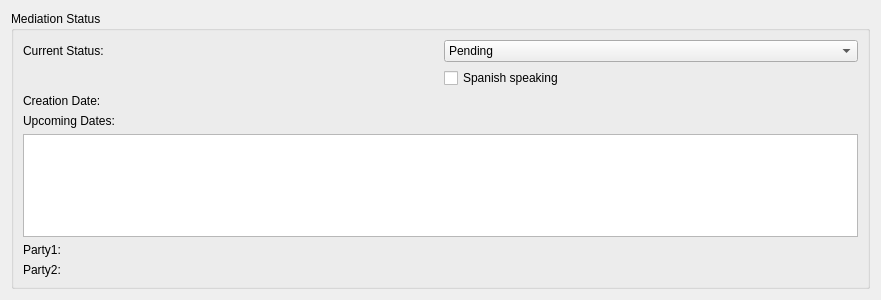
Above: drc/gui/mediationprocessstatusform.ui from lansdon/cpts483_drc before the change. Below: the same form after it.
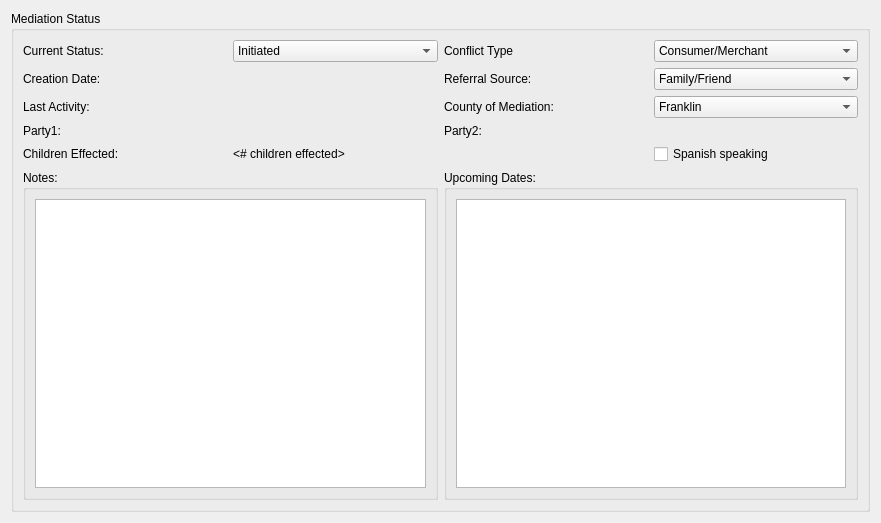
That is the form after the change.

Commit message: Update enums in drctypes.h.  Added GetString() functions for all enumerations. Updated Mediation Process Overview form.

```diff
--- a/drc/gui/mediationprocessstatusform.ui
+++ b/drc/gui/mediationprocessstatusform.ui
@@ -7,7 +7,7 @@
     <x>0</x>
     <y>0</y>
     <width>881</width>
-    <height>300</height>
+    <height>523</height>
    </rect>
   </property>
   <property name="windowTitle">
@@ -20,32 +20,18 @@
       <string>Mediation Status</string>
      </property>
      <layout class="QGridLayout" name="gridLayout_2">
-      <item row="3" column="0">
-       <widget class="QLabel" name="label_3">
+      <item row="3" column="1">
+       <widget class="QLabel" name="party1Fullname">
         <property name="text">
-         <string>Upcoming Dates:</string>
+         <string>&lt;fullname here&gt;</string>
         </property>
        </widget>
       </item>
-      <item row="2" column="1">
-       <widget class="QLabel" name="createdDateLabel">
-        <property name="text">
-         <string>&lt;date&gt;</string>
-        </property>
-       </widget>
-      </item>
-      <item row="5" column="0">
-       <widget class="QLabel" name="label_4">
-        <property name="text">
-         <string>Party1:</string>
-        </property>
-       </widget>
-      </item>
-      <item row="0" column="1">
-       <widget class="QComboBox" name="statusComboBox">
+      <item row="0" column="3">
+       <widget class="QComboBox" name="conflictComboBox">
         <item>
          <property name="text">
-          <string>Pending</string>
+          <string>Consumer/Merchant</string>
          </property>
         </item>
         <item>
@@ -70,51 +56,260 @@
         </item>
        </widget>
       </item>
-      <item row="6" column="0">
-       <widget class="QLabel" name="label_6">
+      <item row="3" column="2">
+       <widget class="QLabel" name="_party2Label">
         <property name="text">
          <string>Party2:</string>
         </property>
        </widget>
       </item>
-      <item row="6" column="1">
+      <item row="3" column="3">
        <widget class="QLabel" name="party2Fullname">
         <property name="text">
          <string>&lt;fullname here&gt;</string>
         </property>
        </widget>
       </item>
-      <item row="4" column="0" colspan="2">
-       <widget class="QTableWidget" name="upcomingDateTable"/>
+      <item row="0" column="1">
+       <widget class="QComboBox" name="statusComboBox">
+        <item>
+         <property name="text">
+          <string>Initiated</string>
+         </property>
+        </item>
+        <item>
+         <property name="text">
+          <string>Scheduled</string>
+         </property>
+        </item>
+        <item>
+         <property name="text">
+          <string>Outcome Reached</string>
+         </property>
+        </item>
+        <item>
+         <property name="text">
+          <string>Outcome Not Reached</string>
+         </property>
+        </item>
+       </widget>
       </item>
-      <item row="5" column="1">
-       <widget class="QLabel" name="party1Fullname">
+      <item row="1" column="2">
+       <widget class="QLabel" name="_referralLabel">
         <property name="text">
-         <string>&lt;fullname here&gt;</string>
+         <string>Referral Source:</string>
+        </property>
+       </widget>
+      </item>
+      <item row="6" column="0" colspan="2">
+       <widget class="QGroupBox" name="groupBox_3">
+        <property name="title">
+         <string>Notes:</string>
+        </property>
+        <layout class="QGridLayout" name="gridLayout_4">
+         <item row="0" column="0">
+          <widget class="QListWidget" name="notesListWidget"/>
+         </item>
+        </layout>
+       </widget>
+      </item>
+      <item row="0" column="0">
+       <widget class="QLabel" name="_currentStatusLabel">
+        <property name="text">
+         <string>Current Status:</string>
+        </property>
+       </widget>
+      </item>
+      <item row="6" column="2" colspan="2">
+       <widget class="QGroupBox" name="groupBox_2">
+        <property name="title">
+         <string>Upcoming Dates:</string>
+        </property>
+        <layout class="QGridLayout" name="gridLayout_3">
+         <item row="0" column="0">
+          <widget class="QListWidget" name="updcomingDatesList"/>
+         </item>
+        </layout>
+       </widget>
+      </item>
+      <item row="2" column="3">
+       <widget class="QComboBox" name="countyComboBox">
+        <item>
+         <property name="text">
+          <string>Franklin</string>
+         </property>
+        </item>
+        <item>
+         <property name="text">
+          <string>Benton</string>
+         </property>
+        </item>
+        <item>
+         <property name="text">
+          <string>Grant</string>
+         </property>
+        </item>
+        <item>
+         <property name="text">
+          <string>Adams</string>
+         </property>
+        </item>
+        <item>
+         <property name="text">
+          <string>Other</string>
+         </property>
+        </item>
+       </widget>
+      </item>
+      <item row="3" column="0">
+       <widget class="QLabel" name="party1Label">
+        <property name="text">
+         <string>Party1:</string>
+        </property>
+       </widget>
+      </item>
+      <item row="1" column="3">
+       <widget class="QComboBox" name="referralComboBox">
+        <item>
+         <property name="text">
+          <string>Family/Friend</string>
+         </property>
+        </item>
+        <item>
+         <property name="text">
+          <string>Attorney</string>
+         </property>
+        </item>
+        <item>
+         <property name="text">
+          <string>Legal Services</string>
+         </property>
+        </item>
+        <item>
+         <property name="text">
+          <string>Return Client</string>
+         </property>
+        </item>
+        <item>
+         <property name="text">
+          <string>Private Agency</string>
+         </property>
+        </item>
+        <item>
+         <property name="text">
+          <string>Courts</string>
+         </property>
+        </item>
+        <item>
+         <property name="text">
+          <string>Court Solicited</string>
+         </property>
+        </item>
+        <item>
+         <property name="text">
+          <string>Law Enforcement</string>
+         </property>
+        </item>
+        <item>
+         <property name="text">
+          <string>DCFS JJC Govt Agency</string>
+         </property>
+        </item>
+        <item>
+         <property name="text">
+          <string>Attorney Generals Office</string>
+         </property>
+        </item>
+        <item>
+         <property name="text">
+          <string>Presentation Training</string>
+         </property>
+        </item>
+        <item>
+         <property name="text">
+          <string>Advertising</string>
+         </property>
+        </item>
+        <item>
+         <property name="text">
+          <string>Phonebook</string>
+         </property>
+        </item>
+        <item>
+         <property name="text">
+          <string>Internet</string>
+         </property>
+        </item>
+        <item>
+         <property name="text">
+          <string>Other/None</string>
+         </property>
+        </item>
+       </widget>
+      </item>
+      <item row="2" column="2">
+       <widget class="QLabel" name="_countyLabel">
+        <property name="text">
+         <string>County of Mediation:</string>
+        </property>
+       </widget>
+      </item>
+      <item row="0" column="2">
+       <widget class="QLabel" name="_conflictLabel">
+        <property name="text">
+         <string>Conflict Type</string>
+        </property>
+       </widget>
+      </item>
+      <item row="1" column="0">
+       <widget class="QLabel" name="_creationLabel">
+        <property name="text">
+         <string>Creation Date:</string>
         </property>
        </widget>
       </item>
       <item row="1" column="1">
+       <widget class="QLabel" name="createdDateLabel">
+        <property name="text">
+         <string>&lt;date&gt;</string>
+        </property>
+       </widget>
+      </item>
+      <item row="2" column="0">
+       <widget class="QLabel" name="lastActivityLabel">
+        <property name="text">
+         <string>Last Activity:</string>
+        </property>
+       </widget>
+      </item>
+      <item row="2" column="1">
+       <widget class="QLabel" name="lastActivityDisplayLabel">
+        <property name="text">
+         <string>&lt;date&gt;</string>
+        </property>
+       </widget>
+      </item>
+      <item row="4" column="0">
+       <widget class="QLabel" name="_childrenEffectedLabel">
+        <property name="text">
+         <string>Children Effected:</string>
+        </property>
+       </widget>
+      </item>
+      <item row="4" column="1">
+       <widget class="QLabel" name="childrenEffectedLabel">
+        <property name="text">
+         <string>&lt;# children effected&gt;</string>
+        </property>
+       </widget>
+      </item>
+      <item row="4" column="3">
        <widget class="QCheckBox" name="spanishCheckBox">
         <property name="text">
          <string>Spanish speaking</string>
         </property>
        </widget>
       </item>
-      <item row="2" column="0">
-       <widget class="QLabel" name="label_2">
-        <property name="text">
-         <string>Creation Date:</string>
-        </property>
-       </widget>
-      </item>
-      <item row="0" column="0">
-       <widget class="QLabel" name="label">
-        <property name="text">
-         <string>Current Status:</string>
-        </property>
-       </widget>
-      </item>
      </layout>
     </widget>
    </item>
```
Left out of the diff: 38 changed lines with no effect on the pictures. The commit also changes 9 other files.
